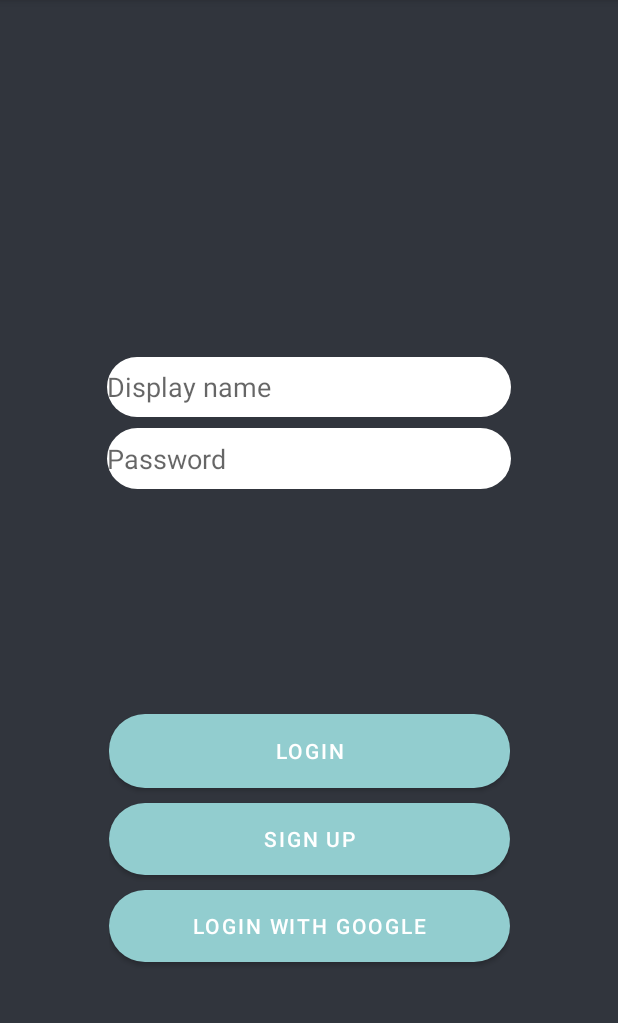
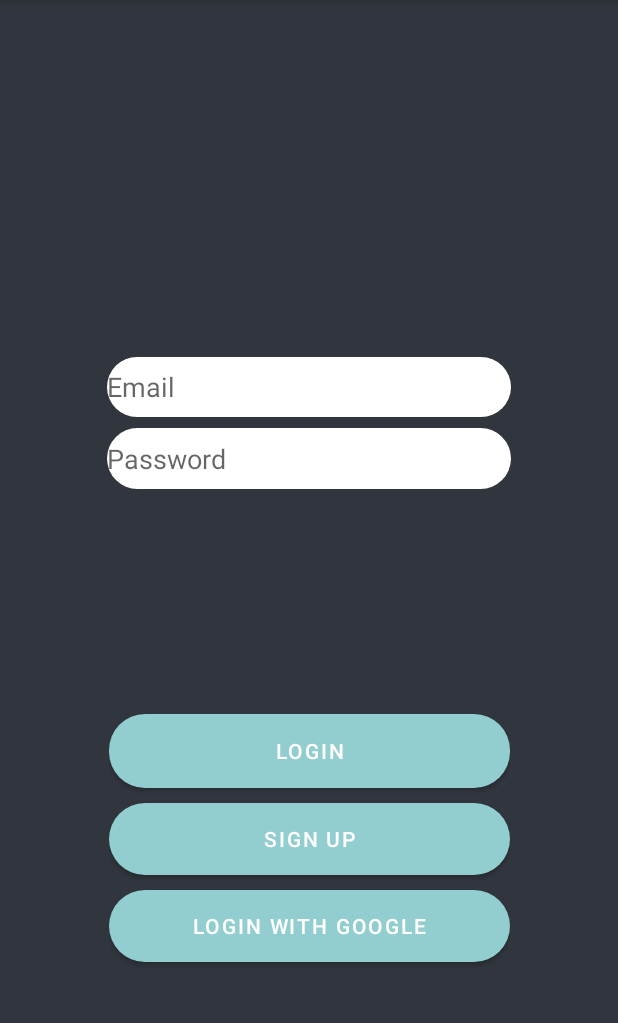
Before and after one commit to filipfloden/AndroidProject, an Android app: the screen it shows after launch (LoginActivity), on a phone screen of 412 x 824 dp, the part 84-1107 px from its top. Run offline under Robolectric (Android 15) with nearby library versions, the phone set to English and light mode, and no system bars; our stand-ins replace Firebase (no records; nobody signed in at launch, a user with empty details on screens opened directly).

Commit message:
edits to hardcoded strings

```diff
--- a/app/src/main/res/layout/activity_login.xml
+++ b/app/src/main/res/layout/activity_login.xml
@@ -63,7 +63,7 @@
             android:layout_weight="2"
             android:background="@drawable/edittext_rounded_corners"
             android:ems="10"
-            android:hint="@string/username_hint"
+            android:hint="@string/email_hint"
             android:inputType="textPersonName" />
 
         <EditText
--- a/app/src/main/res/menu/nav_menu.xml
+++ b/app/src/main/res/menu/nav_menu.xml
@@ -2,17 +2,17 @@
 <menu xmlns:android="http://schemas.android.com/apk/res/android">
 
     <item
-        android:title="Event"
+        android:title="@string/event_nav"
         android:icon="@drawable/ic_event"
         android:id="@+id/event_item"/>
 
     <item
-        android:title="Friends"
+        android:title="@string/friends_nav"
         android:icon="@drawable/ic_person_"
         android:id="@+id/friends_item"/>
 
     <item
-        android:title="Settings"
+        android:title="@string/settings_nav"
         android:icon="@drawable/ic_settings"
         android:id="@+id/settings_item"/>
 
```
Also changed, not shown: app/src/main/res/values/strings.xml (+3 -4 lines), 1 other file.
